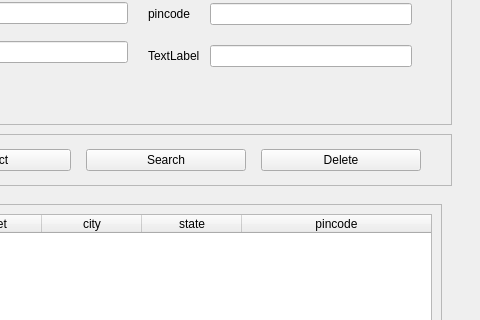
This is admin_login.ui in endeavorXx/DBMS_Project as Qt 5 draws it before an edit; both pictures show x 549 to 1029 and y 176 to 496 of the 1029 by 855 pixel window. The edited form follows.
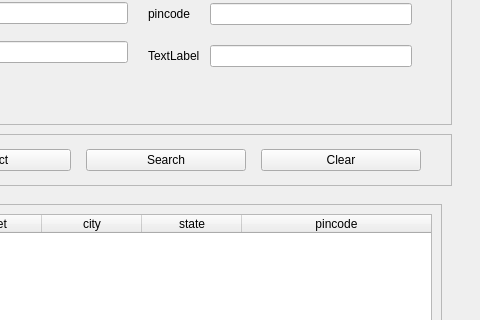
This is the edited form.

Patch:
```diff
--- a/admin_login.ui
+++ b/admin_login.ui
@@ -290,7 +290,7 @@
      <item>
       <widget class="QPushButton" name="deleteButton">
        <property name="text">
-        <string>Delete</string>
+        <string>Clear</string>
        </property>
       </widget>
      </item>
```
Left out of the diff: 8 changed lines with no effect on the pictures.
